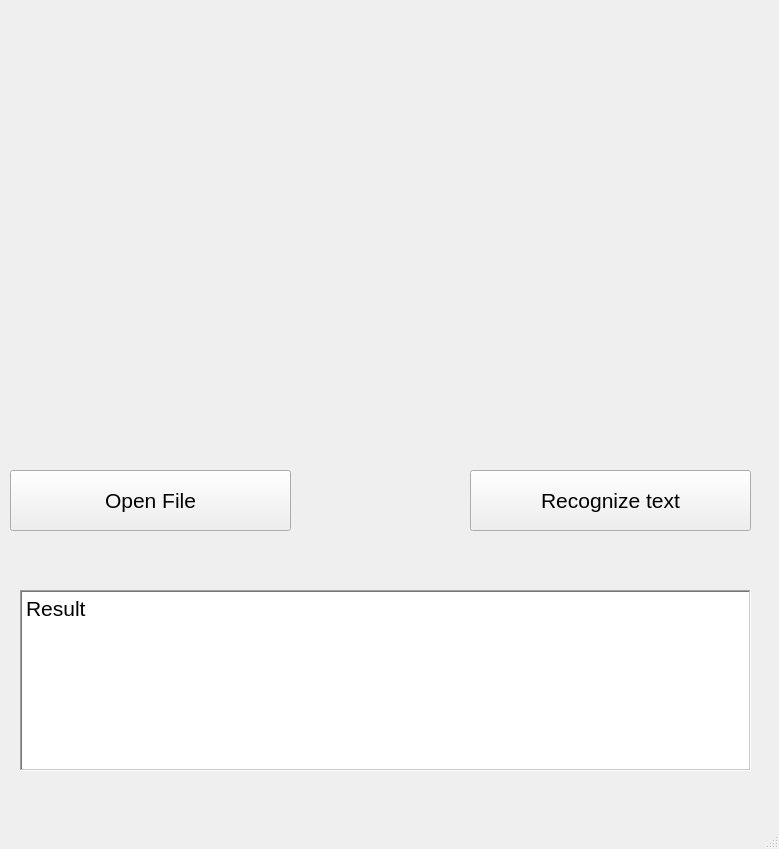
Above: image.ui from CISgroup1/HTR_GUI_PyQt before the change. Below: the same form after it.
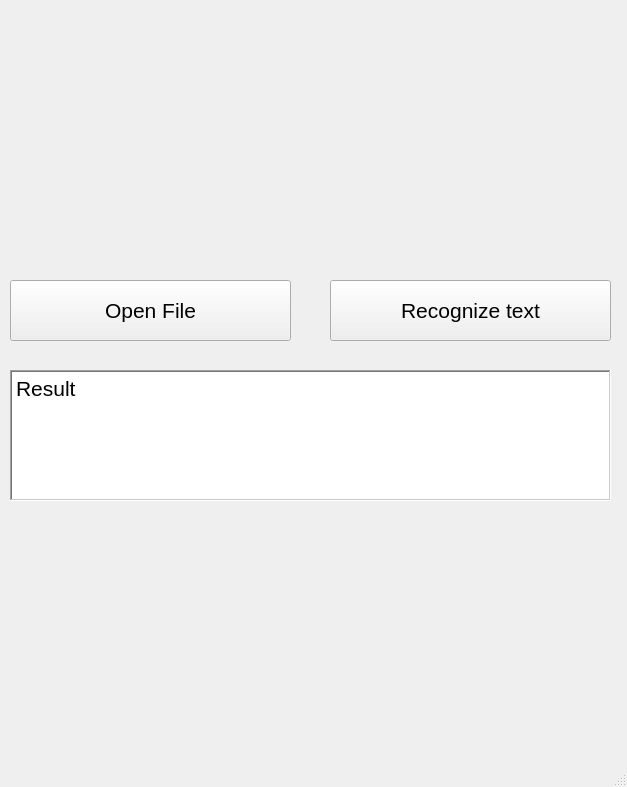
That is the form after the change.

Commit message: feat: added label with contours

The edit to the form file:
```diff
--- a/image.ui
+++ b/image.ui
@@ -6,8 +6,8 @@
    <rect>
     <x>0</x>
     <y>0</y>
-    <width>779</width>
-    <height>849</height>
+    <width>627</width>
+    <height>787</height>
    </rect>
   </property>
   <property name="windowTitle">
@@ -18,7 +18,7 @@
     <property name="geometry">
      <rect>
       <x>10</x>
-      <y>470</y>
+      <y>280</y>
       <width>281</width>
       <height>61</height>
      </rect>
@@ -43,8 +43,8 @@
      <rect>
       <x>10</x>
       <y>10</y>
-      <width>741</width>
-      <height>411</height>
+      <width>601</width>
+      <height>241</height>
      </rect>
     </property>
     <property name="text">
@@ -57,8 +57,8 @@
    <widget class="QPushButton" name="pushButton_2">
     <property name="geometry">
      <rect>
-      <x>470</x>
-      <y>470</y>
+      <x>330</x>
+      <y>280</y>
       <width>281</width>
       <height>61</height>
      </rect>
@@ -81,10 +81,10 @@
    <widget class="QTextBrowser" name="textBrowser">
     <property name="geometry">
      <rect>
-      <x>20</x>
-      <y>590</y>
-      <width>731</width>
-      <height>181</height>
+      <x>10</x>
+      <y>370</y>
+      <width>601</width>
+      <height>131</height>
      </rect>
     </property>
     <property name="font">
@@ -106,6 +106,22 @@
 &lt;p style=&quot; margin-top:0px; margin-bottom:0px; margin-left:0px; margin-right:0px; -qt-block-indent:0; text-indent:0px;&quot;&gt;Result&lt;/p&gt;&lt;/body&gt;&lt;/html&gt;</string>
     </property>
    </widget>
+   <widget class="QLabel" name="label_2">
+    <property name="geometry">
+     <rect>
+      <x>10</x>
+      <y>520</y>
+      <width>601</width>
+      <height>241</height>
+     </rect>
+    </property>
+    <property name="text">
+     <string/>
+    </property>
+    <property name="alignment">
+     <set>Qt::AlignCenter</set>
+    </property>
+   </widget>
   </widget>
   <widget class="QStatusBar" name="statusbar"/>
  </widget>
```
The commit also changes 2 other files.
